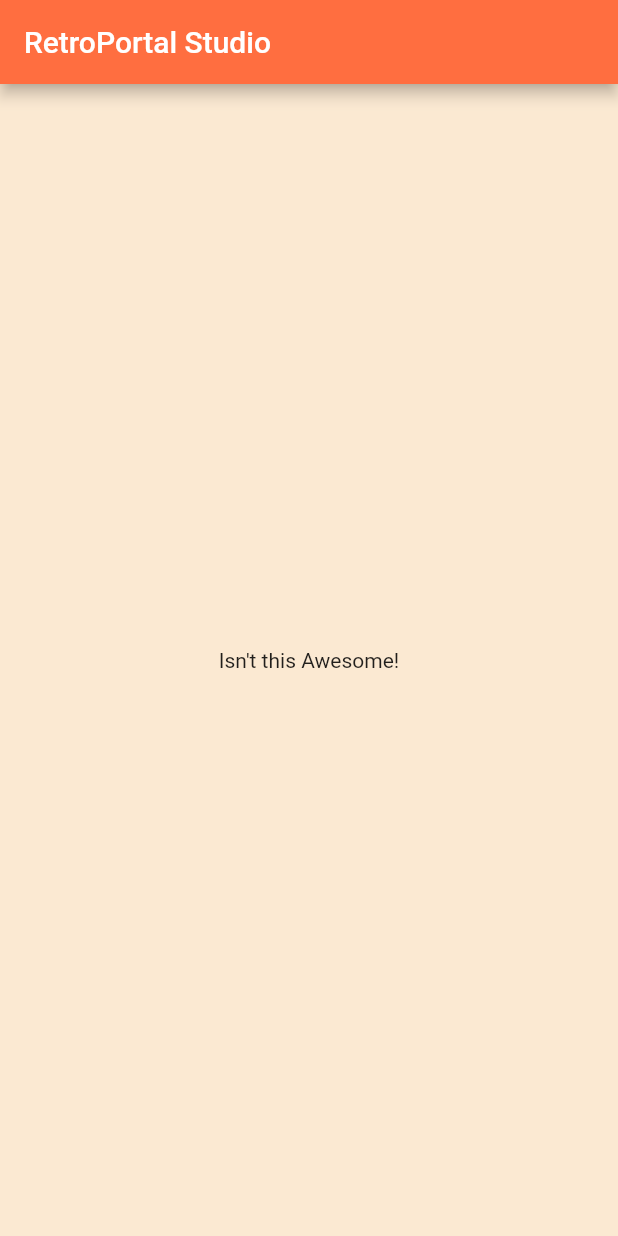
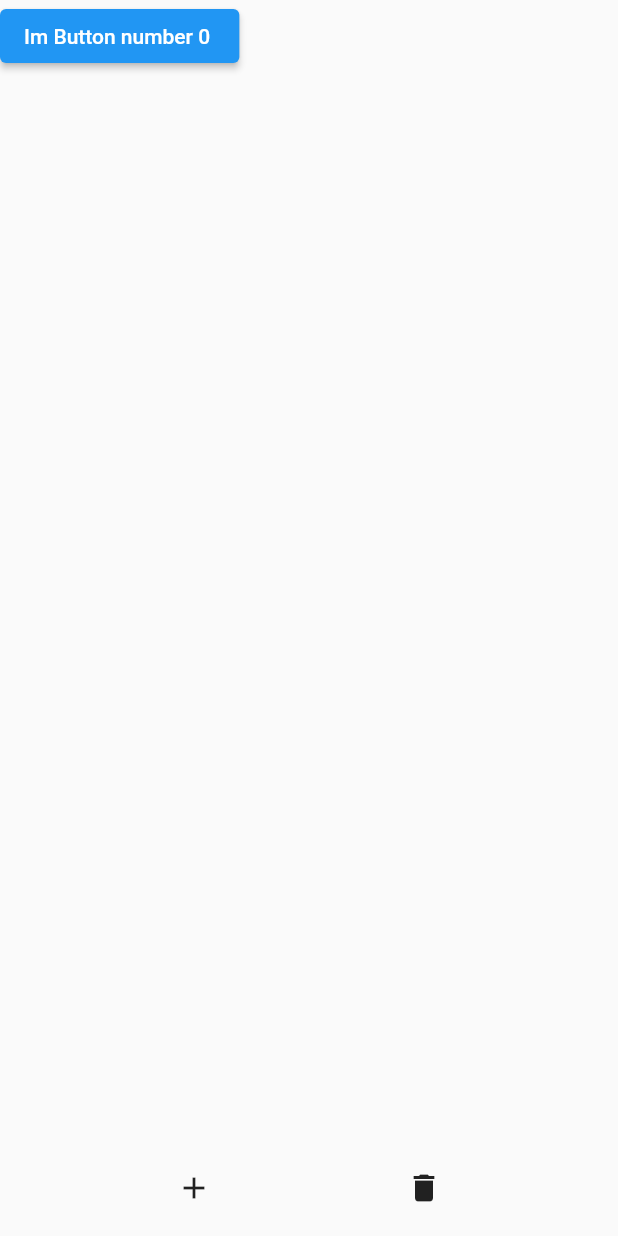
Before and after one commit to mhussin2008/widget_setstate, a Flutter app: the screen it shows after launch, on a phone screen of 412 x 824 dp. Run offline on Flutter 3.47's test engine with Material 2 defaults, Android fonts, the phone set to English and light mode, and no system bars; our stand-ins replace pie_chart; missing offline and left inert: spincircle_bottom_bar.

Commit message:
added Wrap Widget

```diff
--- a/lib/main.dart
+++ b/lib/main.dart
@@ -1,4 +1,5 @@
 import 'package:flutter/material.dart';
+import 'package:widget_setstate/test_wrap.dart';
 import 'test_reorderable.dart';
 import 'testing_page.dart';
 import 'test_spincircle.dart';
@@ -19,7 +20,8 @@ class MyApp extends StatelessWidget {
       ),
       //home: const TestingPage(),
       // home:  TestReorderable(),
-      home: TestSpinCircle(),
+      // home: TestSpinCircle(),
+      home: TestWrap(),
     );
   }
 }
--- /dev/null
+++ b/lib/test_wrap.dart
@@ -0,0 +1,48 @@
+import 'package:flutter/material.dart';
+
+
+class TestWrap extends StatefulWidget {
+  const TestWrap({Key? key}) : super(key: key);
+
+  @override
+  State<TestWrap> createState() => _TestWrapState();
+}
+
+class _TestWrapState extends State<TestWrap> {
+  int buttonsCount=1;
+
+  void Update(int value){
+    setState((){
+    buttonsCount+=value;
+      if(buttonsCount<0){buttonsCount=0;}
+    }
+    );
+  }
+
+  @override
+  Widget build(BuildContext context) {
+    return Scaffold(
+      body: SingleChildScrollView(
+        child: Wrap(
+          children: List<ElevatedButton>.generate(buttonsCount,
+                  (index) => ElevatedButton(onPressed: (){}, child: Text('Im Button number $index '))),
+
+        ),
+      ),
+
+      bottomNavigationBar  : ButtonBar(
+        alignment: MainAxisAlignment.spaceEvenly,
+        buttonHeight: 20,
+        children: [
+          IconButton(onPressed: (){Update(1);},
+          icon: const Icon(Icons.add)),
+          IconButton(onPressed: (){Update(-1);},
+              icon: const Icon(Icons.delete)),
+        ],
+      ),
+
+
+
+    );
+  }
+}
```
Also changed, not shown: lib/test_spincircle.dart (+57 -15 lines).
